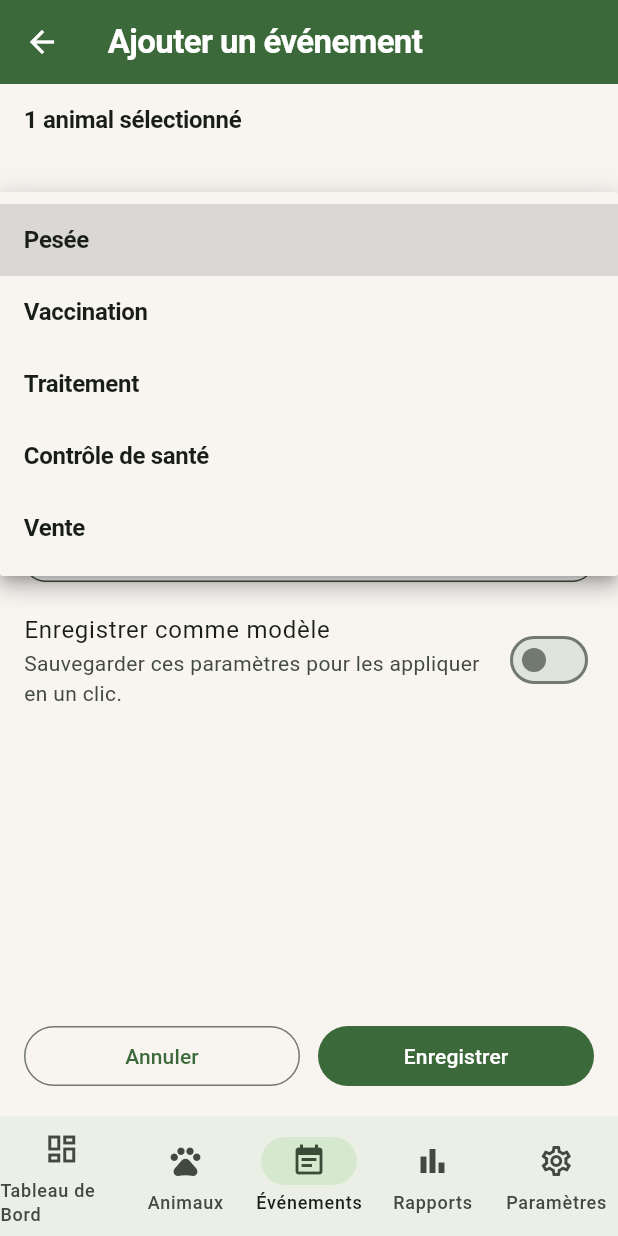
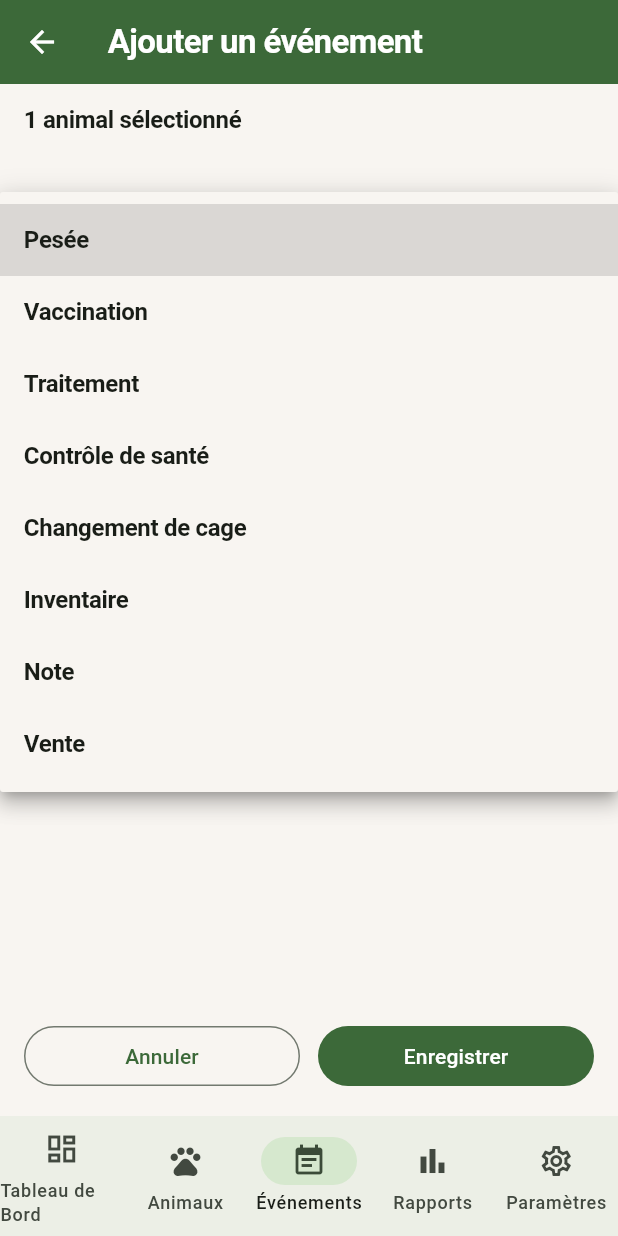
Before and after one commit to zidane123-web/Khodan, a Flutter app: the AddEventScreen screen opened by its route, after a tap on "Type d'évènement", on a phone screen of 412 x 824 dp. Run offline on Flutter 3.47's test engine with Material 3 defaults, Android fonts, the light colour scheme and no system bars; our stand-ins replace equatable, fl_chart, flutter_bloc, go_router, image_picker, printing and 2 more; missing offline and left inert: mobile_scanner; accounts and stored records are empty.

Commit message:
other: améliore la page Nouvel événement (autres)
- Titre dédié et types élargis (changement de cage, inventaire, note, vente)

- Champs spécifiques: cages (de/vers), périmètre + description, titre de note

- Valeur par défaut du type en catégorie 'autres'

```diff
--- a/lib/features/events/presentation/screens/add_event_screen.dart
+++ b/lib/features/events/presentation/screens/add_event_screen.dart
@@ -32,6 +32,11 @@ class _AddEventScreenState extends State<AddEventScreen> {
   final TextEditingController _doseController = TextEditingController();
   final TextEditingController _doseUnitController = TextEditingController();
   final TextEditingController _lotNumberController = TextEditingController();
+  final TextEditingController _fromCageController = TextEditingController();
+  final TextEditingController _toCageController = TextEditingController();
+  final TextEditingController _inventoryScopeController = TextEditingController();
+  final TextEditingController _inventoryDescriptionController = TextEditingController();
+  final TextEditingController _noteTitleController = TextEditingController();
 
   DateTime _eventDate = DateTime.now();
   String? _eventType;
@@ -61,6 +66,11 @@ class _AddEventScreenState extends State<AddEventScreen> {
     _doseController.dispose();
     _doseUnitController.dispose();
     _lotNumberController.dispose();
+    _fromCageController.dispose();
+    _toCageController.dispose();
+    _inventoryScopeController.dispose();
+    _inventoryDescriptionController.dispose();
+    _noteTitleController.dispose();
     super.dispose();
   }
 
@@ -174,6 +184,32 @@ class _AddEventScreenState extends State<AddEventScreen> {
           details['nextDueDate'] = _nextDueDate!.toIso8601String();
         }
         break;
+      case 'cage_change':
+        final String from = _fromCageController.text.trim();
+        final String to = _toCageController.text.trim();
+        if (from.isNotEmpty) {
+          details['from'] = from;
+        }
+        if (to.isNotEmpty) {
+          details['to'] = to;
+        }
+        break;
+      case 'inventory':
+        final String scope = _inventoryScopeController.text.trim();
+        final String desc = _inventoryDescriptionController.text.trim();
+        if (scope.isNotEmpty) {
+          details['scope'] = scope;
+        }
+        if (desc.isNotEmpty) {
+          details['description'] = desc;
+        }
+        break;
+      case 'note':
+        final String title = _noteTitleController.text.trim();
+        if (title.isNotEmpty) {
+          details['title'] = title;
+        }
+        break;
     }
 
     return details;
@@ -263,7 +299,13 @@ class _AddEventScreenState extends State<AddEventScreen> {
 
     return Scaffold(
       appBar: AppBar(
-        title: Text(widget.category == 'health' ? 'Nouvel événement santé' : 'Ajouter un événement'),
+        title: Text(
+          widget.category == 'health'
+              ? 'Nouvel événement santé'
+              : (widget.category == 'other'
+                  ? 'Nouvel événement (autres)'
+                  : 'Ajouter un événement'),
+        ),
       ),
       body: SafeArea(
         child: SingleChildScrollView(
@@ -308,7 +350,7 @@ class _AddEventScreenState extends State<AddEventScreen> {
                   const SizedBox(height: 12),
                 ],
                 DropdownButtonFormField<String>(
-                  value: _eventType ?? (widget.category == 'health' ? 'vaccination' : null),
+                  value: _eventType ?? (widget.category == 'health' ? 'vaccination' : (widget.category == 'other' ? 'cage_change' : null)),
                   decoration: const InputDecoration(labelText: "Type d'évènement"),
                   items: <DropdownMenuItem<String>>[
                     if (widget.category == 'health' || widget.category == null) ...const <DropdownMenuItem<String>>[
@@ -317,7 +359,10 @@ class _AddEventScreenState extends State<AddEventScreen> {
                       DropdownMenuItem<String>(value: 'treatment', child: Text('Traitement')),
                       DropdownMenuItem<String>(value: 'health_check', child: Text('Contrôle de santé')),
                     ],
-                    if (widget.category != 'health' || widget.category == null) ...const <DropdownMenuItem<String>>[
+                    if (widget.category == 'other' || widget.category == null) ...const <DropdownMenuItem<String>>[
+                      DropdownMenuItem<String>(value: 'cage_change', child: Text('Changement de cage')),
+                      DropdownMenuItem<String>(value: 'inventory', child: Text('Inventaire')),
+                      DropdownMenuItem<String>(value: 'note', child: Text('Note')),
                       DropdownMenuItem<String>(value: 'sale', child: Text('Vente')),
                     ],
                   ],
@@ -434,6 +479,64 @@ class _AddEventScreenState extends State<AddEventScreen> {
                     ),
                   ),
                 ],
+                if (_eventType == 'cage_change') ...<Widget>[
+                  const SizedBox(height: 8),
+                  TextFormField(
+                    controller: _fromCageController,
+                    decoration: const InputDecoration(
+                      labelText: 'De la cage',
+                      hintText: 'Ex: C-102',
+                    ),
+                    validator: (String? v) {
+                      if (_eventType != 'cage_change') return null;
+                      if (v == null || v.trim().isEmpty) {
+                        return 'Champ obligatoire';
+                      }
+                      return null;
+                    },
+                  ),
+                  const SizedBox(height: 8),
+                  TextFormField(
+                    controller: _toCageController,
+                    decoration: const InputDecoration(
+                      labelText: 'Vers la cage',
+                      hintText: 'Ex: C-108',
+                    ),
+                    validator: (String? v) {
+                      if (_eventType != 'cage_change') return null;
+                      if (v == null || v.trim().isEmpty) {
+                        return 'Champ obligatoire';
+                      }
+                      return null;
+                    },
+                  ),
+                ],
+                if (_eventType == 'inventory') ...<Widget>[
+                  const SizedBox(height: 8),
+                  TextFormField(
+                    controller: _inventoryScopeController,
+                    decoration: const InputDecoration(
+                      labelText: 'Périmètre (scope)',
+                      hintText: 'Ex: farm, alimentation, matériel…',
+                    ),
+                  ),
+                  const SizedBox(height: 8),
+                  TextFormField(
+                    controller: _inventoryDescriptionController,
+                    decoration: const InputDecoration(
+                      labelText: 'Description',
+                    ),
+                  ),
+                ],
+                if (_eventType == 'note') ...<Widget>[
+                  const SizedBox(height: 8),
+                  TextFormField(
+                    controller: _noteTitleController,
+                    decoration: const InputDecoration(
+                      labelText: 'Titre de la note',
+                    ),
+                  ),
+                ],
                 if (_eventType == 'health_check') ...<Widget>[
                   const SizedBox(height: 8),
                   TextFormField(
```
